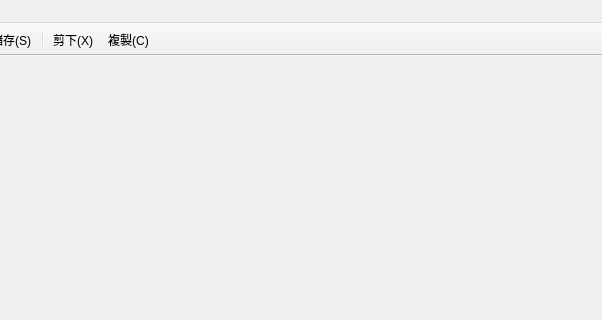
Above: mainwindow.ui from LaiChienTing/DesignWindow before the change; both pictures show x 198 to 800 and y 0 to 320 of the 800 by 600 pixel window. Below: the same form after it.
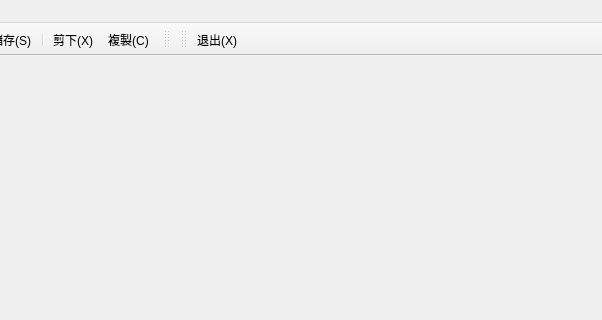
That is the form after the change.

Commit message: Add third toolbar with Exit button and dark theme UI styling

What changed in the file:
```diff
--- a/mainwindow.ui
+++ b/mainwindow.ui
@@ -68,6 +68,29 @@
    <addaction name="actionClip"/>
    <addaction name="actionCopy"/>
   </widget>
+  <widget class="QToolBar" name="toolBar_2">
+   <property name="windowTitle">
+    <string>toolBar_2</string>
+   </property>
+   <attribute name="toolBarArea">
+    <enum>TopToolBarArea</enum>
+   </attribute>
+   <attribute name="toolBarBreak">
+    <bool>false</bool>
+   </attribute>
+  </widget>
+  <widget class="QToolBar" name="toolBar_3">
+   <property name="windowTitle">
+    <string>toolBar_3</string>
+   </property>
+   <attribute name="toolBarArea">
+    <enum>TopToolBarArea</enum>
+   </attribute>
+   <attribute name="toolBarBreak">
+    <bool>false</bool>
+   </attribute>
+   <addaction name="actionQuit"/>
+  </widget>
   <action name="actionNew">
    <property name="text">
     <string>新增(&amp;N)</string>
```
The commit also changes 3 other files.
